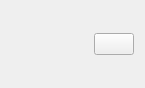
The window that src/MEGASync/stalled_issues/gui/win/StalledIssueHeader.ui (meganz/MEGAsync) describes before a commit, drawn with Qt 5.
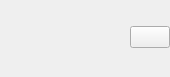
The same window after the commit.

Commit message: Continue working on Stalled Issues (Create delegates, widgets, added iconst...)

Patch:
```diff
--- a/src/MEGASync/stalled_issues/gui/win/StalledIssueHeader.ui
+++ b/src/MEGASync/stalled_issues/gui/win/StalledIssueHeader.ui
@@ -6,33 +6,155 @@
    <rect>
     <x>0</x>
     <y>0</y>
-    <width>145</width>
-    <height>88</height>
+    <width>170</width>
+    <height>77</height>
    </rect>
   </property>
+  <property name="sizePolicy">
+   <sizepolicy hsizetype="Expanding" vsizetype="Preferred">
+    <horstretch>0</horstretch>
+    <verstretch>0</verstretch>
+   </sizepolicy>
+  </property>
+  <property name="minimumSize">
+   <size>
+    <width>0</width>
+    <height>0</height>
+   </size>
+  </property>
+  <property name="maximumSize">
+   <size>
+    <width>16777215</width>
+    <height>16777215</height>
+   </size>
+  </property>
   <property name="windowTitle">
    <string>Form</string>
   </property>
-  <layout class="QGridLayout" name="gridLayout" columnstretch="0,0,0">
-   <item row="0" column="2" rowspan="2">
-    <widget class="QPushButton" name="actionButton">
-     <property name="text">
-      <string/>
+  <property name="styleSheet">
+   <string notr="true">StalledIssueHeader
+{
+    background-color: transparent;
+}
+
+
+#selectionText
+{
+  font-family: Lato;
+  color: #333333;
+  font-size: 13px;
+  font-weight: bold;
+}
+
+#errorDescriptionText
+{
+  font-family: Lato;
+  color: #666666;
+  font-size: 12px;
+  font-weight: normal;
+}
+
+#errorTitleText
+{
+  font-family: Lato;
+  color: #333333;
+  font-size: 13px;
+  font-weight: normal;
+}</string>
+  </property>
+  <layout class="QGridLayout" name="gridLayout" columnstretch="0,0,0,0">
+   <property name="leftMargin">
+    <number>0</number>
+   </property>
+   <property name="topMargin">
+    <number>0</number>
+   </property>
+   <property name="rightMargin">
+    <number>0</number>
+   </property>
+   <property name="bottomMargin">
+    <number>3</number>
+   </property>
+   <property name="horizontalSpacing">
+    <number>8</number>
+   </property>
+   <property name="verticalSpacing">
+    <number>3</number>
+   </property>
+   <item row="0" column="1" alignment="Qt::AlignLeft|Qt::AlignBottom">
+    <widget class="QWidget" name="errorTitle" native="true">
+     <property name="sizePolicy">
+      <sizepolicy hsizetype="Expanding" vsizetype="Preferred">
+       <horstretch>0</horstretch>
+       <verstretch>0</verstretch>
+      </sizepolicy>
      </property>
+     <layout class="QHBoxLayout" name="horizontalLayout" stretch="0,1">
+      <property name="spacing">
+       <number>3</number>
+      </property>
+      <property name="leftMargin">
+       <number>0</number>
+      </property>
+      <property name="topMargin">
+       <number>0</number>
+      </property>
+      <property name="rightMargin">
+       <number>0</number>
+      </property>
+      <property name="bottomMargin">
+       <number>0</number>
+      </property>
+      <item>
+       <widget class="QLabel" name="errorTitleIcon">
+        <property name="minimumSize">
+         <size>
+          <width>16</width>
+          <height>16</height>
+         </size>
+        </property>
+        <property name="maximumSize">
+         <size>
+          <width>16</width>
+          <height>16</height>
+         </size>
+        </property>
+        <property name="text">
+         <string/>
+        </property>
+       </widget>
+      </item>
+      <item>
+       <widget class="QLabel" name="errorTitleText">
+        <property name="sizePolicy">
+         <sizepolicy hsizetype="Expanding" vsizetype="Preferred">
+          <horstretch>0</horstretch>
+          <verstretch>0</verstretch>
+         </sizepolicy>
+        </property>
+        <property name="text">
+         <string/>
+        </property>
+        <property name="textFormat">
+         <enum>Qt::AutoText</enum>
+        </property>
+       </widget>
+      </item>
+     </layout>
     </widget>
    </item>
    <item row="0" column="0" rowspan="2">
     <widget class="QLabel" name="fileTypeIcon">
      <property name="minimumSize">
       <size>
-       <width>32</width>
-       <height>32</height>
+       <width>48</width>
+       <height>48</height>
       </size>
      </property>
      <property name="maximumSize">
       <size>
-       <width>32</width>
-       <height>32</height>
+       <width>48</width>
+       <height>48</height>
       </size>
      </property>
      <property name="text">
@@ -40,7 +162,20 @@
      </property>
     </widget>
    </item>
-   <item row="1" column="1">
+   <item row="0" column="2">
+    <spacer name="horizontalSpacer">
+     <property name="orientation">
+      <enum>Qt::Horizontal</enum>
+     </property>
+     <property name="sizeHint" stdset="0">
+      <size>
+       <width>40</width>
+       <height>20</height>
+      </size>
+     </property>
+    </spacer>
+   </item>
+   <item row="1" column="1" alignment="Qt::AlignLeft|Qt::AlignTop">
     <widget class="QWidget" name="errorDescription" native="true">
      <property name="sizePolicy">
       <sizepolicy hsizetype="Expanding" vsizetype="Preferred">
@@ -49,6 +184,9 @@
       </sizepolicy>
      </property>
      <layout class="QHBoxLayout" name="horizontalLayout_2" stretch="0,1">
+      <property name="spacing">
+       <number>3</number>
+      </property>
       <property name="leftMargin">
        <number>0</number>
       </property>
@@ -96,60 +234,14 @@
      </layout>
     </widget>
    </item>
-   <item row="0" column="1">
-    <widget class="QWidget" name="errorTitle" native="true">
-     <property name="sizePolicy">
-      <sizepolicy hsizetype="Expanding" vsizetype="Preferred">
-       <horstretch>0</horstretch>
-       <verstretch>0</verstretch>
-      </sizepolicy>
+   <item row="0" column="3" rowspan="2">
+    <widget class="QPushButton" name="actionButton">
+     <property name="cursor">
+      <cursorShape>PointingHandCursor</cursorShape>
      </property>
-     <layout class="QHBoxLayout" name="horizontalLayout" stretch="0,1">
-      <property name="leftMargin">
-       <number>0</number>
-      </property>
-      <property name="topMargin">
-       <number>0</number>
-      </property>
-      <property name="rightMargin">
-       <number>0</number>
-      </property>
-      <property name="bottomMargin">
-       <number>0</number>
-      </property>
-      <item>
-       <widget class="QLabel" name="errorTitleIcon">
-        <property name="minimumSize">
-         <size>
-          <width>16</width>
-          <height>16</height>
-         </size>
-        </property>
-        <property name="maximumSize">
-         <size>
-          <width>16</width>
-          <height>16</height>
-         </size>
-        </property>
-        <property name="text">
-         <string/>
-        </property>
-       </widget>
-      </item>
-      <item>
-       <widget class="QLabel" name="errorTitleText">
-        <property name="sizePolicy">
-         <sizepolicy hsizetype="Expanding" vsizetype="Preferred">
-          <horstretch>0</horstretch>
-          <verstretch>0</verstretch>
-         </sizepolicy>
-        </property>
-        <property name="text">
-         <string/>
-        </property>
-       </widget>
-      </item>
-     </layout>
+     <property name="text">
+      <string/>
+     </property>
     </widget>
    </item>
   </layout>
```
The commit also changes 43 other files.
